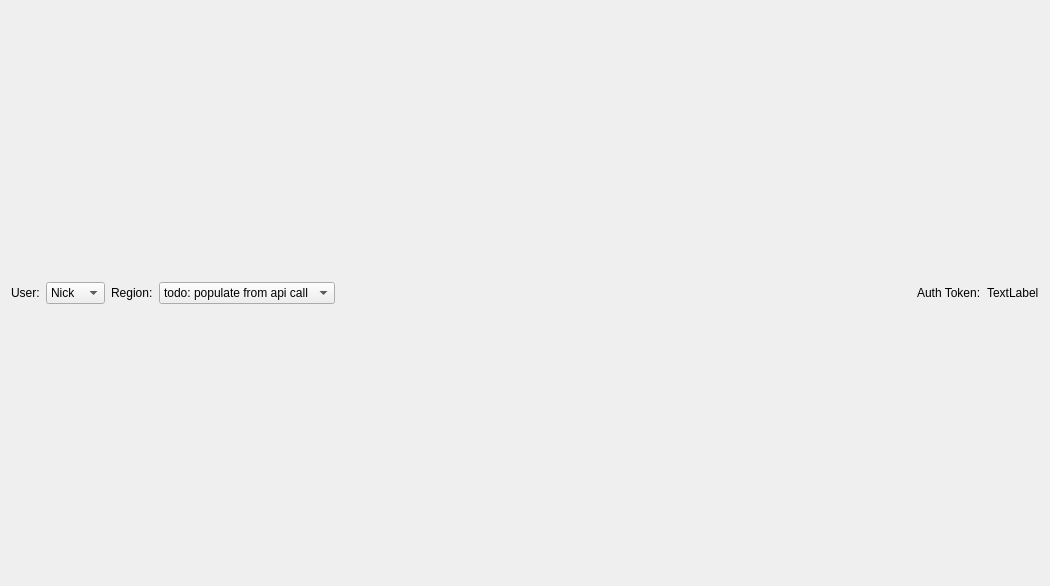
Qt form ui/session/session_form.ui (NicholasRestifo/aws-daemon) before a commit.
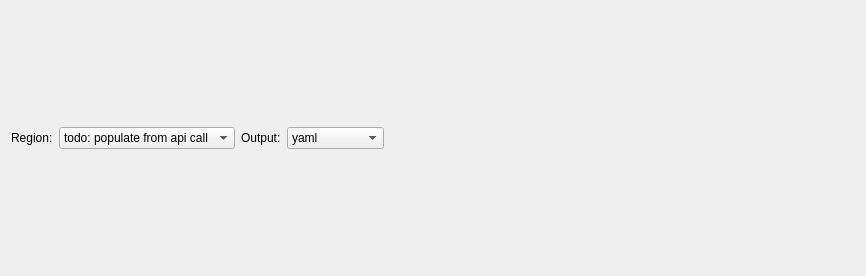
The same form after that commit.

Commit message: update session dashboard

The edit to the form file:
```diff
--- a/ui/session/session_form.ui
+++ b/ui/session/session_form.ui
@@ -6,35 +6,14 @@
    <rect>
     <x>0</x>
     <y>0</y>
-    <width>1050</width>
-    <height>586</height>
+    <width>866</width>
+    <height>276</height>
    </rect>
   </property>
   <property name="windowTitle">
    <string>Form</string>
   </property>
   <layout class="QHBoxLayout" name="horizontalLayout">
-   <item>
-    <widget class="QLabel" name="label">
-     <property name="text">
-      <string>User:</string>
-     </property>
-    </widget>
-   </item>
-   <item>
-    <widget class="QComboBox" name="user_input">
-     <item>
-      <property name="text">
-       <string>Nick</string>
-      </property>
-     </item>
-     <item>
-      <property name="text">
-       <string>Chris</string>
-      </property>
-     </item>
-    </widget>
-   </item>
    <item>
     <widget class="QLabel" name="label_3">
      <property name="text">
@@ -221,6 +200,42 @@
      </item>
     </widget>
    </item>
+   <item>
+    <widget class="QLabel" name="label_4">
+     <property name="text">
+      <string>Output:</string>
+     </property>
+    </widget>
+   </item>
+   <item>
+    <widget class="QComboBox" name="output">
+     <item>
+      <property name="text">
+       <string>yaml</string>
+      </property>
+     </item>
+     <item>
+      <property name="text">
+       <string>yaml-stream</string>
+      </property>
+     </item>
+     <item>
+      <property name="text">
+       <string>text</string>
+      </property>
+     </item>
+     <item>
+      <property name="text">
+       <string>json</string>
+      </property>
+     </item>
+     <item>
+      <property name="text">
+       <string>table</string>
+      </property>
+     </item>
+    </widget>
+   </item>
    <item>
     <spacer name="horizontalSpacer">
      <property name="orientation">
@@ -234,20 +249,6 @@
      </property>
     </spacer>
    </item>
-   <item>
-    <widget class="QLabel" name="label_2">
-     <property name="text">
-      <string>Auth Token:</string>
-     </property>
-    </widget>
-   </item>
-   <item>
-    <widget class="QLabel" name="auth_token_label">
-     <property name="text">
-      <string>TextLabel</string>
-     </property>
-    </widget>
-   </item>
   </layout>
  </widget>
  <resources/>
```
Left out of the diff: 2 changed lines with no effect on the pictures. The commit also changes 3 other files.
